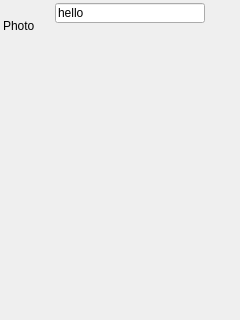
This is haina/codes/beluga/client/moblie/BelugaApp/belugamain.ui in north0808/haina as Qt 5 draws it before an edit. The edited form follows.
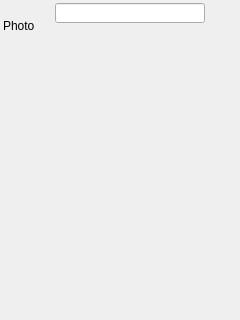
This is the edited form. Icons and pictures are not drawn.

```diff
--- a/haina/codes/beluga/client/moblie/BelugaApp/belugamain.ui
+++ b/haina/codes/beluga/client/moblie/BelugaApp/belugamain.ui
@@ -42,7 +42,7 @@
     </rect>
    </property>
    <property name="text">
-    <string>hello</string>
+    <string/>
    </property>
   </widget>
   <widget class="QLabel" name="searchlabel">
```
